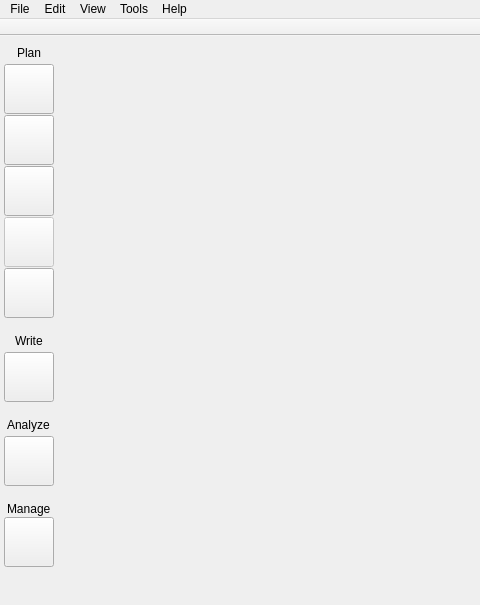
The window that ui/main_window.ui (zkovari/plotlyst) describes before a commit, drawn with Qt 5; both pictures show x 0 to 480 and y 0 to 605 of the 754 by 605 pixel window.
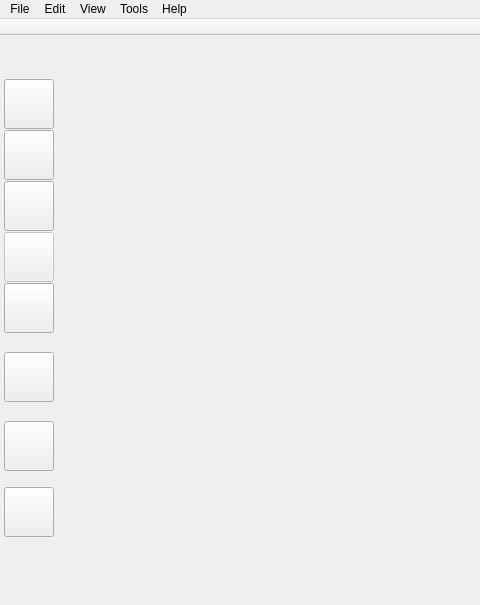
The same window after the commit.

Patch:
```diff
--- a/ui/main_window.ui
+++ b/ui/main_window.ui
@@ -44,7 +44,7 @@
       <widget class="QWidget" name="pageOutline">
        <layout class="QHBoxLayout" name="horizontalLayout_2">
         <property name="spacing">
-         <number>3</number>
+         <number>0</number>
         </property>
         <property name="leftMargin">
          <number>0</number>
@@ -71,7 +71,7 @@
             <number>4</number>
            </property>
            <property name="topMargin">
-            <number>0</number>
+            <number>40</number>
            </property>
            <property name="rightMargin">
             <number>2</number>
@@ -79,29 +79,6 @@
            <property name="bottomMargin">
             <number>0</number>
            </property>
-           <item>
-            <spacer name="verticalSpacer_2">
-             <property name="orientation">
-              <enum>Qt::Vertical</enum>
-             </property>
-             <property name="sizeType">
-              <enum>QSizePolicy::Fixed</enum>
-             </property>
-             <property name="sizeHint" stdset="0">
-              <size>
-               <width>10</width>
-               <height>10</height>
-              </size>
-             </property>
-            </spacer>
-           </item>
-           <item alignment="Qt::AlignHCenter">
-            <widget class="QLabel" name="lblPlan">
-             <property name="text">
-              <string>Plan</string>
-             </property>
-            </widget>
-           </item>
            <item>
             <spacer name="verticalSpacer_6">
              <property name="orientation">
@@ -355,13 +332,6 @@
              </property>
             </spacer>
            </item>
-           <item alignment="Qt::AlignHCenter">
-            <widget class="QLabel" name="lblWrite">
-             <property name="text">
-              <string>Write</string>
-             </property>
-            </widget>
-           </item>
            <item>
             <spacer name="verticalSpacer_8">
              <property name="orientation">
@@ -440,13 +410,6 @@
              </property>
             </spacer>
            </item>
-           <item alignment="Qt::AlignHCenter">
-            <widget class="QLabel" name="lblAnalyze">
-             <property name="text">
-              <string>Analyze</string>
-             </property>
-            </widget>
-           </item>
            <item>
             <spacer name="verticalSpacer_7">
              <property name="orientation">
@@ -522,13 +485,6 @@
              </property>
             </spacer>
            </item>
-           <item alignment="Qt::AlignHCenter">
-            <widget class="QLabel" name="lblManage">
-             <property name="text">
-              <string>Manage</string>
-             </property>
-            </widget>
-           </item>
            <item>
             <widget class="QToolButton" name="btnBoard">
              <property name="minimumSize">
```
Left out of the diff: 3 changed lines with no effect on the pictures.
